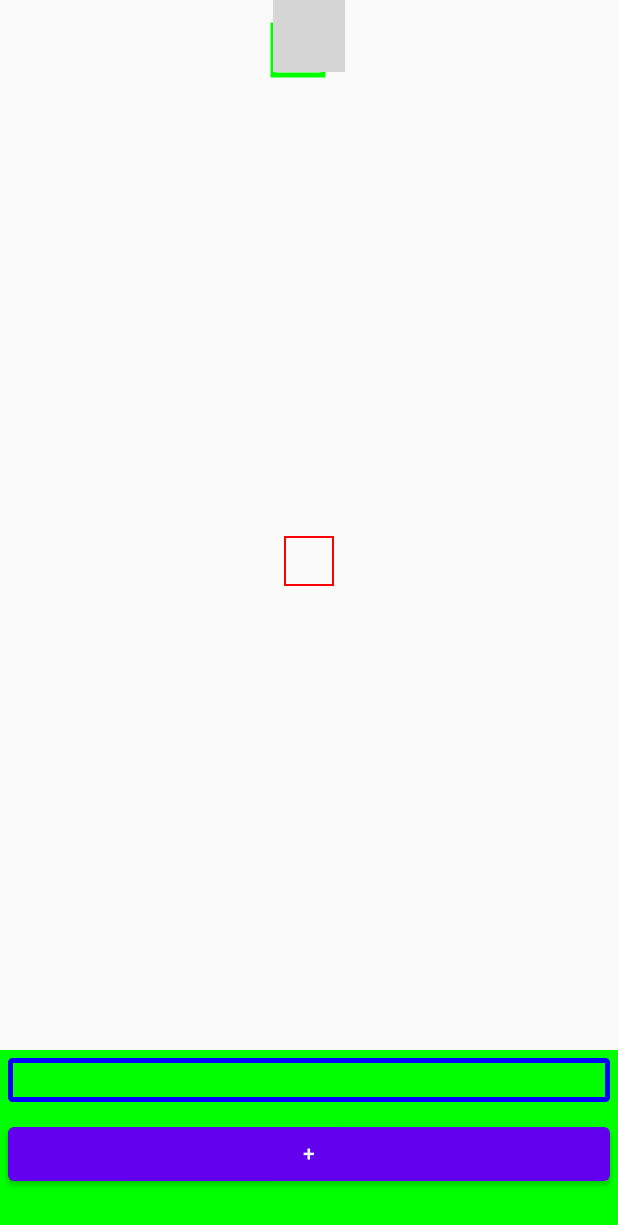
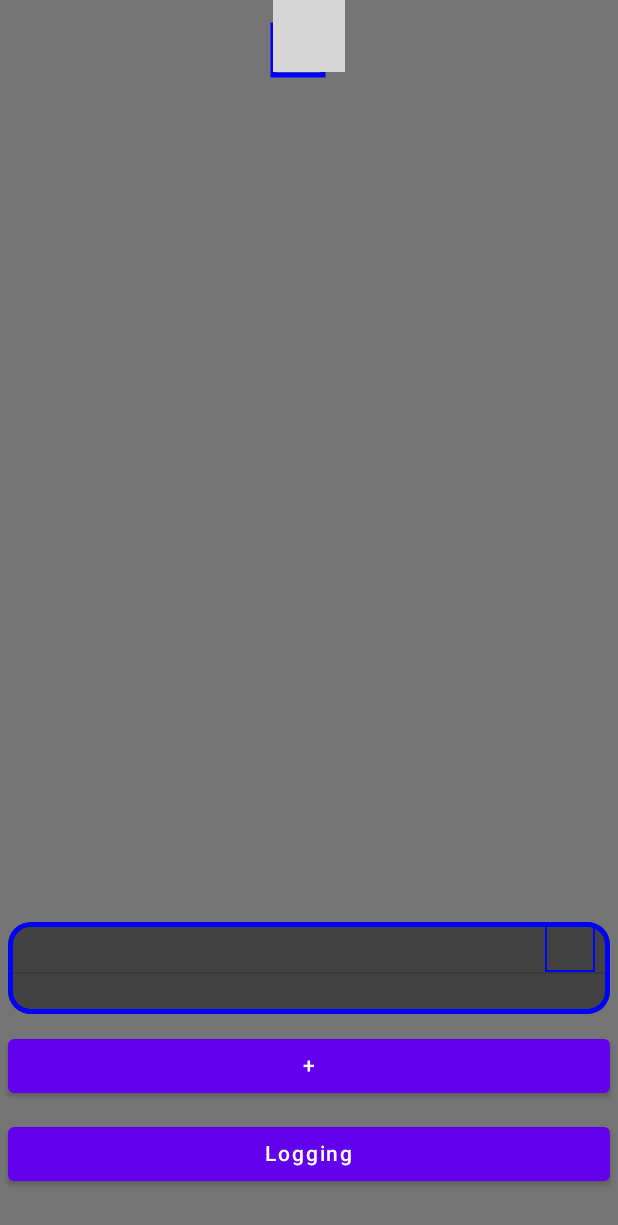
Before and after one commit to AWRDev/morzyanka-android, an Android app built with Jetpack Compose: the screen it shows after launch (MainActivity), on a phone screen of 412 x 824 dp. Shown: the top 1225 px of the screen. Run offline under Robolectric (Android 15) with nearby library versions, the phone set to English and light mode, and no system bars; libraries missing offline, so code that uses them is left out: androidx.camera.core, androidx.camera.lifecycle, androidx.camera.view; 3 statements that could not run were skipped; grey boxes are pictures that could not be loaded.

Commit message:
Mostly moved to multiple source implementation Channels added Other improvements

```diff
--- a/app/src/main/java/com/awrdev/cameracomposetest/CameraPreview.kt
+++ b/app/src/main/java/com/awrdev/cameracomposetest/CameraPreview.kt
@@ -62,7 +62,7 @@ fun CameraPreview(
                                 state = state,
                                 viewModel = viewModel,
                                 lumen = lumen,
-                                listener = { luma ->
+                                listener = { channelIndex, luma ->
                                     //Log.d("LuminosityTAG", "Average luminosity: $luma")
                                     viewModel.updateLuminosuty(luma)
                                     //println(offset.value.size)
@@ -72,12 +72,12 @@ fun CameraPreview(
                                     if (luma.toInt() in IntRange((viewModel.state.value.maxLumen - luma_threshold).toInt(),
                                             viewModel.state.value.maxLumen.toInt()
                                         )){
-                                        viewModel.receiveSignal("HIGH")
+                                        viewModel.receiveSignal_Channel(channelIndex,"HIGH")
                                     }
                                     if (luma.toInt() in IntRange(viewModel.state.value.minLumen.toInt(),
                                             (viewModel.state.value.minLumen+luma_threshold).toInt()
                                         )){
-                                        viewModel.receiveSignal("LOW")
+                                        viewModel.receiveSignal_Channel(channelIndex, "LOW")
                                     }
                                 })
                         )
@@ -124,27 +124,29 @@ private class LuminosityAnalyzer(
         //Get part of the image
         val chW = 50
         val chH = 50
-        val offset = viewModel.state.value.inputSources
-        val chunk = getChunk(pixels, offset, chH, chW)
-        val newBitmap = Bitmap.createBitmap(chW, chH, Bitmap.Config.ARGB_8888)
-        newBitmap.setPixels(chunk.map { android.graphics.Color.rgb(it, it, it) }.toIntArray(), 0, chW, 0,0, chW, chH )
-        state.value = Bitmap.createScaledBitmap(newBitmap, chW, chH, false)
-        val luma = chunk.average()
-        lumen.value = luma.toFloat()
-        listener(luma)
+        for (index in viewModel.state.value.channels.indices){
+            val offset = viewModel.state.value.channels[index].inputSource
+            val chunk = getChunk(pixels, offset, chH, chW)
+            val newBitmap = Bitmap.createBitmap(chW, chH, Bitmap.Config.ARGB_8888)
+            newBitmap.setPixels(chunk.map { android.graphics.Color.rgb(it, it, it) }.toIntArray(), 0, chW, 0,0, chW, chH )
+            viewModel.updateInputImage_Channel(index, Bitmap.createScaledBitmap(newBitmap, chW, chH, false))
+            val luma = chunk.average()
+            lumen.value = luma.toFloat()
+            listener(index, luma)
+        }
 
         image.close()
     }
 
-    private fun getChunk(pixels: List<Int>, offset: List<Offset>, height: Int, width: Int): List<Int> {
-        println(offset.toString())
+    private fun getChunk(pixels: List<Int>, offset: Offset, height: Int, width: Int): List<Int> {
+        //println(offset.toString())
         val imHeight = 640
         val imWidth = 480
         val result = mutableListOf<Int>()
         for (i in height downTo 0){
-                val x = offset[0].x.toInt() + i
+                val x = offset.x.toInt() + i
             for (j in 0 until width){
-                val y = offset[0].y.toInt() + j
+                val y = offset.y.toInt() + j
                 try{
                     result.add(pixels[imHeight*(imWidth-x)+y])
                 }
--- /dev/null
+++ b/app/src/main/java/com/awrdev/cameracomposetest/Channel.kt
@@ -0,0 +1,17 @@
+package com.awrdev.cameracomposetest
+
+import android.graphics.Bitmap
+import androidx.compose.ui.geometry.Offset
+import androidx.compose.ui.graphics.Color
+
+data class Channel(
+    val inputSource: Offset = Offset(0f, 0f),
+    val inputImage: Bitmap = Bitmap.createBitmap(50, 50, Bitmap.Config.ARGB_8888),
+    val borderColor: Color = listOf(Color.Red, Color.Green, Color.Blue, Color.Yellow).random(),
+
+    val lastSignal: String = "",
+    val lastSignalTime: Long = 0,
+
+    val message: List<String> = emptyList(),
+    val words: List<String> = emptyList()
+    )
--- a/app/src/main/java/com/awrdev/cameracomposetest/DecodedOutputView.kt
+++ b/app/src/main/java/com/awrdev/cameracomposetest/DecodedOutputView.kt
@@ -1,24 +1,61 @@
 package com.awrdev.cameracomposetest
 
+import android.graphics.Bitmap
+import android.media.Image
+import androidx.compose.foundation.Image
+import androidx.compose.foundation.background
 import androidx.compose.foundation.border
-import androidx.compose.foundation.layout.Row
-import androidx.compose.foundation.layout.fillMaxWidth
-import androidx.compose.foundation.layout.padding
+import androidx.compose.foundation.layout.*
 import androidx.compose.foundation.shape.RoundedCornerShape
+import androidx.compose.material.Card
+import androidx.compose.material.Divider
+import androidx.compose.material.MaterialTheme
 import androidx.compose.material.Text
 import androidx.compose.runtime.Composable
+import androidx.compose.ui.Alignment
 import androidx.compose.ui.Modifier
+import androidx.compose.ui.draw.clip
+import androidx.compose.ui.draw.rotate
 import androidx.compose.ui.geometry.Offset
 import androidx.compose.ui.graphics.Color
+import androidx.compose.ui.graphics.asImageBitmap
 import androidx.compose.ui.text.TextStyle
 import androidx.compose.ui.tooling.preview.Preview
 import androidx.compose.ui.unit.dp
+import com.awrdev.cameracomposetest.ui.theme.Gray800
 
 @Composable
-fun DecodedOutputView(modifier: Modifier = Modifier, text: List<String>){
-    Row(modifier = modifier
+fun DecodedOutputView(
+    modifier: Modifier = Modifier,
+    morseMessage: List<String>,
+    decodedMessage: List<String>,
+    inputImage: Bitmap,
+    borderColor: Color
+) {
+    Card(modifier = modifier
+        .clip(RoundedCornerShape(15.dp))
         .fillMaxWidth()
-        .border(3.dp, Color.Blue, RoundedCornerShape(3.dp))) {
-            Text(modifier = Modifier.padding(5.dp), text = text.joinToString())
+        .border(3.dp, Color.Blue, RoundedCornerShape(15.dp)),
+        backgroundColor = Gray800,
+        elevation = 5.dp
+    ) {
+
+        Column() {
+            Row(verticalAlignment = Alignment.CenterVertically){
+                Text(modifier = Modifier.padding(5.dp).fillMaxWidth().weight(1f), text = morseMessage.joinToString())
+                Image(
+                    bitmap = inputImage.asImageBitmap(),
+                    contentDescription = "Image",
+                    modifier = Modifier
+                        .padding(end = 10.dp)
+                        .border(1.dp, borderColor)
+                        .rotate(90f)
+                    )
+            }
+            Divider()
+            Text(modifier = Modifier.padding(5.dp), text = decodedMessage.joinToString(""),
+            style = TextStyle(color = Color.White)
+            )
+        }
     }
 }
--- a/app/src/main/java/com/awrdev/cameracomposetest/MainActivity.kt
+++ b/app/src/main/java/com/awrdev/cameracomposetest/MainActivity.kt
@@ -33,7 +33,7 @@ import androidx.lifecycle.ViewModelProvider
 import com.awrdev.cameracomposetest.common.Utils
 import com.awrdev.cameracomposetest.ui.theme.CameraComposeTestTheme
 
-typealias LumaListener = (luma: Double) -> Unit
+typealias LumaListener = (channelIndex: Int, luma: Double) -> Unit
 
 class MainActivity : ComponentActivity() {
 
--- a/app/src/main/java/com/awrdev/cameracomposetest/MainScreen.kt
+++ b/app/src/main/java/com/awrdev/cameracomposetest/MainScreen.kt
@@ -2,10 +2,7 @@ package com.awrdev.cameracomposetest
 
 import android.content.Context
 import android.graphics.Bitmap
-import androidx.compose.foundation.Canvas
-import androidx.compose.foundation.Image
-import androidx.compose.foundation.background
-import androidx.compose.foundation.border
+import androidx.compose.foundation.*
 import androidx.compose.foundation.gestures.detectTapGestures
 import androidx.compose.foundation.layout.*
 import androidx.compose.material.Button
@@ -23,6 +20,7 @@ import androidx.compose.ui.graphics.drawscope.Stroke
 import androidx.compose.ui.input.pointer.pointerInput
 import androidx.compose.ui.unit.dp
 import com.awrdev.cameracomposetest.common.Utils.convertPixelsToDp
+import com.awrdev.cameracomposetest.ui.theme.Gray600
 
 @Composable
 fun MainScreen(context: Context,
@@ -30,8 +28,11 @@ fun MainScreen(context: Context,
                offset: MutableState<Offset>,
                lumen: MutableState<Float>,
                viewModel: MainViewModel){
-    Column(modifier = Modifier.fillMaxSize(), horizontalAlignment = Alignment.CenterHorizontally,
-            verticalArrangement = Arrangement.SpaceBetween) {
+    Column(
+        modifier = Modifier.fillMaxSize().background(Gray600),
+        horizontalAlignment = Alignment.CenterHorizontally,
+        verticalArrangement = Arrangement.SpaceBetween
+    ) {
         Box(){
             CameraPreview(
                 modifier = Modifier
@@ -39,7 +40,7 @@ fun MainScreen(context: Context,
                     .pointerInput(this) {
                         detectTapGestures(onTap = {
                             //offset.value = it
-                            viewModel.updateInputSources(it)
+                            viewModel.updateInputSources_Channel(0, it)
                             //println(viewModel.state.value.inputSources)
                             viewModel.resetLuminosityThreshold()
                         })
@@ -48,43 +49,35 @@ fun MainScreen(context: Context,
                 offset = viewModel.state.value.inputSources ,
                 lumen = lumen,
                 viewModel = viewModel)
-            for (inputSource in viewModel.state.value.inputSources){
+            for (channel in viewModel.state.value.channels){
                 Canvas(modifier = Modifier, onDraw = {
-                            drawRect(Color.Green, Offset(inputSource.x, inputSource.y+25f), Size(50f,50f), 1f, Stroke(5f))
+                            drawRect(channel.borderColor, Offset(channel.inputSource.x, channel.inputSource.y+25f), Size(50f,50f), 1f, Stroke(5f))
                         })
             }
         }
-        Row() {
-                        Image(
-                            bitmap = state.value.asImageBitmap(),
-                            contentDescription = "Image",
-                            modifier = Modifier
-                                .border(1.dp, Color.Red)
-                                .rotate(90f),
-
-                        )
-                    }
-//        Box(
-//            modifier = Modifier
-//                .padding(top = 50.dp)
-//                .size(
-//                    convertPixelsToDp(context, 480f).dp,
-//                    convertPixelsToDp(context, 640f).dp
-//                )
-//                .background(
-//                    Color.Red
-//                )
-//        )
         Column(modifier = Modifier
-            .background(Color.Green)
+            //.background(Color.Green)
             .padding(bottom = 25.dp)) {
-            DecodedOutputView(modifier = Modifier
-                .padding(5.dp)
-                .fillMaxWidth(), viewModel.state.value.words)
+//            Text(text = viewModel.state.value.log_text, modifier = Modifier.height(200.dp).verticalScroll(
+//                        rememberScrollState(0 )))
+            for (channel in viewModel.state.value.channels){
+                DecodedOutputView(modifier = Modifier
+                    .padding(5.dp),
+                    channel.message,
+                    channel.words,
+                    channel.inputImage,
+                    channel.borderColor)
+             //   println(channel.toString())
+            }
             Button(modifier = Modifier
                 .padding(5.dp)
-                .fillMaxWidth(), onClick = {viewModel.updateColor()}) {
+                .fillMaxWidth(), onClick = {viewModel.updateColor_Channel(0)}) {
                 Text(text = "+")
+            }
+            Button(modifier = Modifier
+                .padding(5.dp)
+                .fillMaxWidth(), onClick = {viewModel.isLogging = !viewModel.isLogging}) {
+                Text(text = "Logging")
             }
         }
     }
--- a/app/src/main/java/com/awrdev/cameracomposetest/MainState.kt
+++ b/app/src/main/java/com/awrdev/cameracomposetest/MainState.kt
@@ -19,5 +19,7 @@ data class MainState(
     val maxLumen: Double = 0.0,
     val minLumen: Double = 250.0,
 
-    val inputSources: List<Offset> = listOf(Offset(0f,0f))
+    val inputSources: List<Offset> = listOf(Offset(0f,0f)),
+    val inputImages: List<Bitmap> = listOf(Bitmap.createBitmap(50, 50, Bitmap.Config.ARGB_8888)),
+    val channels: List<Channel> = listOf(Channel())
 )
--- a/app/src/main/java/com/awrdev/cameracomposetest/common/Constants.kt
+++ b/app/src/main/java/com/awrdev/cameracomposetest/common/Constants.kt
@@ -5,4 +5,4 @@ val ERROR_RATE = UNIT_LENGTH / 2
 val DOT_LENGTH = IntRange(UNIT_LENGTH - ERROR_RATE, UNIT_LENGTH + ERROR_RATE)
 val DASH_LENGTH = IntRange(3*UNIT_LENGTH - ERROR_RATE, 3*UNIT_LENGTH + ERROR_RATE)
 val LETTER_BRAKE_LENGTH = IntRange((1.5*UNIT_LENGTH).toInt(), 4*UNIT_LENGTH)
-val SPACE_LENGTH = IntRange(7*UNIT_LENGTH - ERROR_RATE, 7*UNIT_LENGTH + ERROR_RATE)
+val SPACE_LENGTH = IntRange(7*UNIT_LENGTH - ERROR_RATE, 8*UNIT_LENGTH + ERROR_RATE)
--- a/app/src/main/java/com/awrdev/cameracomposetest/ui/theme/Color.kt
+++ b/app/src/main/java/com/awrdev/cameracomposetest/ui/theme/Color.kt
@@ -6,3 +6,6 @@ val Purple200 = Color(0xFFBB86FC)
 val Purple500 = Color(0xFF6200EE)
 val Purple700 = Color(0xFF3700B3)
 val Teal200 = Color(0xFF03DAC5)
+
+val Gray800 = Color(0xFF424242)
+val Gray600 = Color(0xFF757575)
```
Also changed, not shown: app/src/main/java/com/awrdev/cameracomposetest/MainViewModel.kt (+180 -5 lines).
